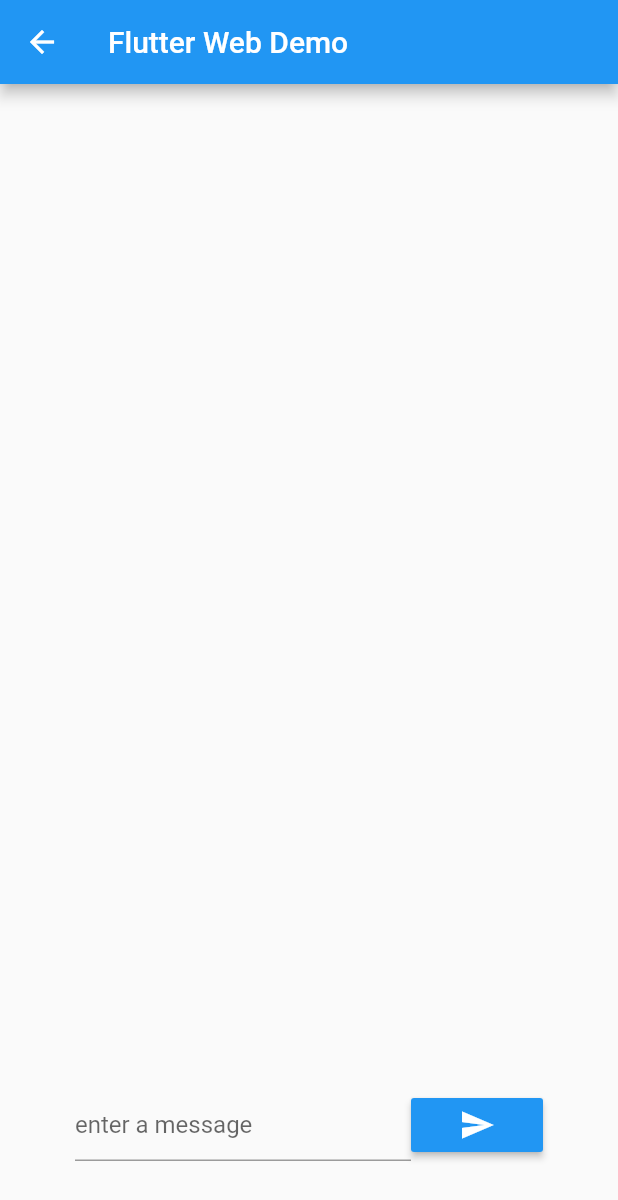
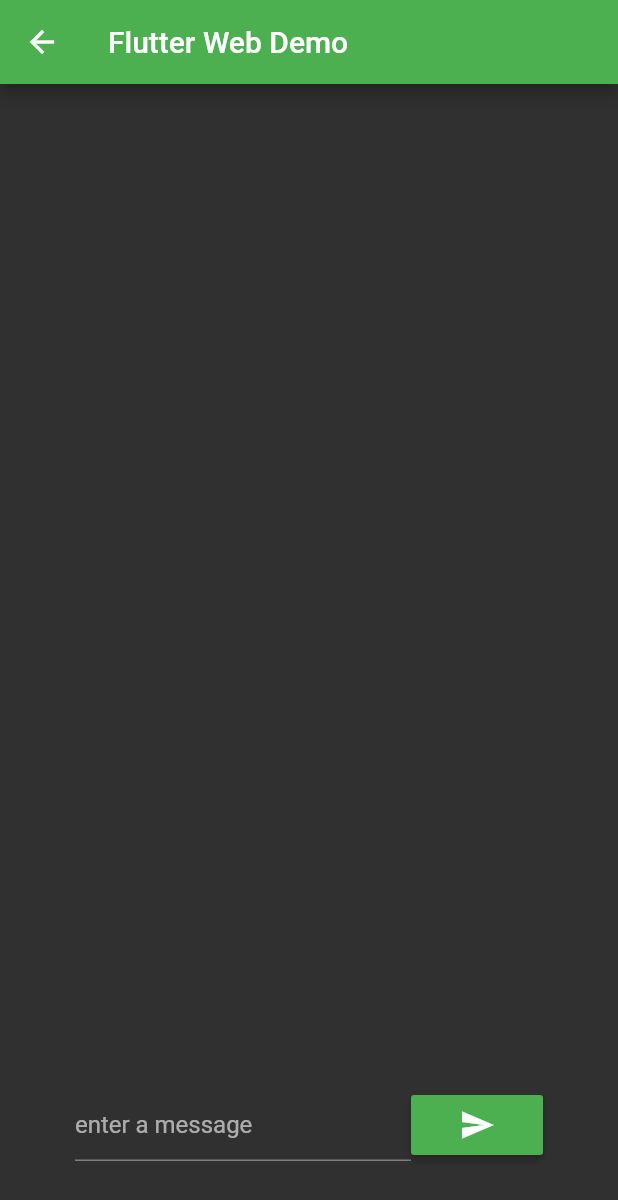
Before and after one commit to kkweon/grpc-grpcweb-node-typescript, a Flutter app: the MainScreen screen opened directly with empty values, on a phone screen of 412 x 824 dp. Shown: the top 1200 px of the screen. Run offline on Flutter 3.47's test engine with Material 2 defaults, Android fonts, the phone set to English and light mode, and no system bars; missing offline and left inert: grpc; statements that could not run were skipped.

Commit message:
Enable Dark theme for Flutter client

```diff
--- a/flutter_client/lib/main.dart
+++ b/flutter_client/lib/main.dart
@@ -12,8 +12,8 @@
   Widget build(BuildContext context) {
     return MaterialApp(
       title: 'Flutter Demo',
-      theme: ThemeData(
-        primarySwatch: Colors.blue,
+      theme: ThemeData.dark().copyWith(
+        primaryColor: Colors.green,
         visualDensity: VisualDensity.adaptivePlatformDensity,
       ),
       initialRoute: LoginScreen.id,
--- a/flutter_client/lib/screens/main_screen.dart
+++ b/flutter_client/lib/screens/main_screen.dart
@@ -87,16 +87,19 @@
                   Expanded(
                     child: TextField(
                       controller: _messageController,
-                      onChanged: (value) => _message = value,
+                      onChanged: (msg) => _message = msg,
                       decoration: InputDecoration(hintText: "enter a message"),
                       textInputAction: TextInputAction.go,
                       onSubmitted: (msg) => _sendMessage(widget.username, msg),
                     ),
                   ),
                   RaisedButton(
-                    child: Icon(
-                      Icons.send,
-                      color: Theme.of(context).colorScheme.onPrimary,
+                    child: Padding(
+                      padding: const EdgeInsets.all(8.0),
+                      child: Icon(
+                        Icons.send,
+                        color: Theme.of(context).colorScheme.onPrimary,
+                      ),
                     ),
                     color: Theme.of(context).primaryColor,
                     onPressed: () => _sendMessage(widget.username, _message),
```
